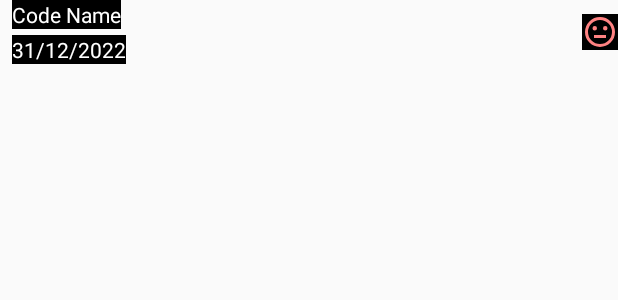
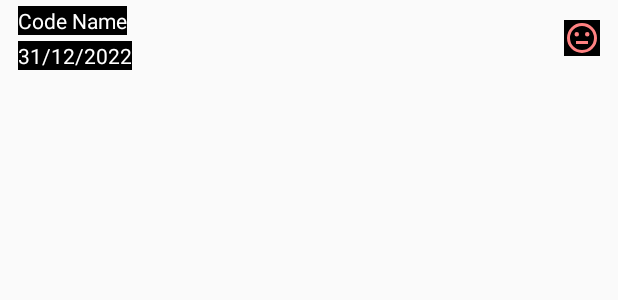
Before and after one commit to takathepug/udacity_1_asteroidradar, an Android app: the layout item_asteroid.xml on its own in the app's theme, with its tools: preview values and no code run, on a phone screen of 412 x 824 dp. Shown: the top 300 px of the screen. Run offline under Robolectric (Android 15) with nearby library versions, the phone set to English and light mode, and no system bars.

Commit message:
Content description of items in RecyclerView have tailored text and fixes icon not correctly aligned to the right

```diff
--- a/app/src/main/java/com/udacity/asteroidradar/main/AsteroidAdapter.kt
+++ b/app/src/main/java/com/udacity/asteroidradar/main/AsteroidAdapter.kt
@@ -26,7 +26,11 @@ class AsteroidAdapter(private val onClickListener: AsteroidOnClickListener):
     }
 
     override fun onCreateViewHolder(parent: ViewGroup, viewType: Int): AsteroidViewHolder {
-        return AsteroidViewHolder(ItemAsteroidBinding.inflate(LayoutInflater.from(parent.context)))
+        return AsteroidViewHolder(
+            ItemAsteroidBinding.inflate(LayoutInflater.from(parent.context),
+            parent,
+            false)
+        )
     }
 
     override fun onBindViewHolder(holder: AsteroidViewHolder, position: Int) {
--- a/app/src/main/res/layout/item_asteroid.xml
+++ b/app/src/main/res/layout/item_asteroid.xml
@@ -10,23 +10,25 @@
     </data>
 
     <androidx.constraintlayout.widget.ConstraintLayout
+        android:id="@+id/conslay_item"
         android:layout_width="match_parent"
-        android:layout_height="wrap_content">
+        android:layout_height="wrap_content"
+        android:padding="@dimen/quarter_margin">
 
         <TextView
             android:id="@+id/textview_item_codename"
             android:layout_width="wrap_content"
             android:layout_height="wrap_content"
             android:layout_marginStart="@dimen/half_margin"
+            android:background="@android:color/black"
             android:text="@{asteroid.codename}"
+            android:textColor="@android:color/white"
             app:layout_constraintBottom_toTopOf="@id/textview_item_date"
             app:layout_constraintEnd_toEndOf="parent"
             app:layout_constraintHorizontal_bias="0.0"
             app:layout_constraintStart_toStartOf="parent"
             app:layout_constraintTop_toTopOf="parent"
             app:layout_constraintVertical_bias="0.0"
-            android:textColor="@android:color/white"
-            android:background="@android:color/black"
             tools:text="Code Name" />
 
         <TextView
@@ -49,14 +51,15 @@
             android:id="@+id/imgview_item_is_hzd"
             android:layout_width="wrap_content"
             android:layout_height="wrap_content"
+            android:layout_marginEnd="@dimen/half_margin"
             android:background="@android:color/black"
             app:layout_constraintBottom_toBottomOf="parent"
             app:layout_constraintEnd_toEndOf="parent"
+            app:layout_constraintHorizontal_bias="1.0"
             app:layout_constraintStart_toStartOf="parent"
             app:layout_constraintTop_toTopOf="parent"
-            app:layout_constraintHorizontal_bias="1.0"
+            app:statusContentDescription="@{asteroid.isPotentiallyHazardous}"
             app:statusIcon="@{asteroid.isPotentiallyHazardous}"
-            app:statusContentDescription="@{asteroid.isPotentiallyHazardous}"
             tools:src="@drawable/ic_status_potentially_hazardous" />
 
     </androidx.constraintlayout.widget.ConstraintLayout>
```
